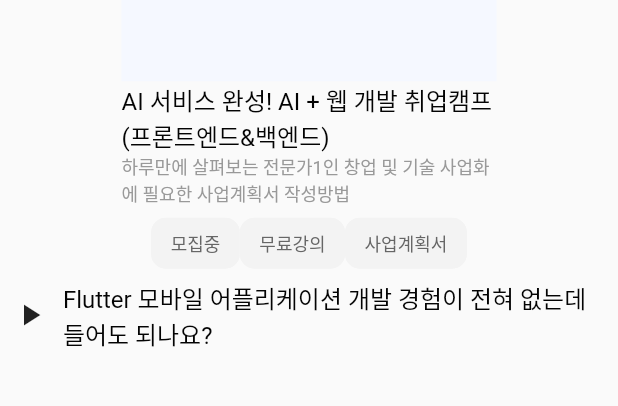
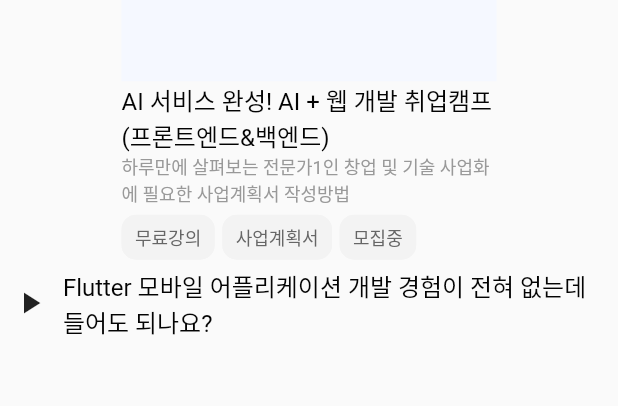
Before and after one commit to name27/sfac-design, a Flutter app: the screen it shows after launch, on a phone screen of 412 x 824 dp, the part 310-716 px from its top. Run offline on Flutter 3.47's test engine with Material 2 defaults, Android fonts, the phone set to English and light mode, and no system bars; drawn by our look-alikes of getwidget; our stand-ins replace flutter_svg; missing offline and left inert: dart:ffi; Roboto replaces fonts that are missing (PretendardBold, PretendardMedium, PretendardRegular).

Commit message:
키워드 카드 속성 추가 및 수정

```diff
--- a/lib/main.dart
+++ b/lib/main.dart
@@ -26,6 +26,7 @@ class MyApp extends StatelessWidget {
                 GFButton(onPressed: () {}),
                 Cards(
                   width: 250,
+                  keyword: ['무료강의','사업계획서', '모집중'].map((e) => Text(e)).toList(),
                   title: Text('AI 서비스 완성! AI + 웹 개발 취업캠프(프론트엔드&백엔드)'),
                   subtitle: Text('하루만에 살펴보는 전문가1인 창업 및 기술 사업화에 필요한 사업계획서 작성방법'),
                 ),
--- a/lib/widget/card.dart
+++ b/lib/widget/card.dart
@@ -15,12 +15,13 @@ class Cards extends StatelessWidget {
       this.imageHeight = 145,
       this.titleTextStyle,
       this.subtitleTextStyle,
-      this.ketword,
+      this.keyword,
       this.imageTopRadius = 10,
       this.imageBottomRadius = 0,
       this.borderRadius = 10,
       this.outlineColor,
-      this.outlineWidth = 1.0});
+      this.outlineWidth = 1.0,
+      this.bottom});
   final Widget? image;
   final Widget? title;
   final Widget? subtitle;
@@ -29,16 +30,16 @@ class Cards extends StatelessWidget {
   final double imageHeight;
   final TextStyle? titleTextStyle;
   final TextStyle? subtitleTextStyle;
-  final List<Widget>? ketword;
+  final List<Widget?>? keyword;
   final double imageTopRadius;
   final double imageBottomRadius;
   final double borderRadius;
   final Color? outlineColor;
   final double outlineWidth;
+  final Widget? bottom;
 
   @override
   Widget build(BuildContext context) {
-    List<String> keywords = ['모집중', '무료강의', '사업계획서'];
     Widget? titleText;
     TextStyle? titleStyle;
     if (title != null) {
@@ -67,7 +68,9 @@ class Cards extends StatelessWidget {
       decoration:
           BoxDecoration(borderRadius: BorderRadius.circular(borderRadius)),
       child:
-          Column(mainAxisAlignment: MainAxisAlignment.spaceBetween, children: [
+          Column(
+            crossAxisAlignment: CrossAxisAlignment.start,
+            mainAxisAlignment: MainAxisAlignment.spaceBetween, children: [
         Container(
           width: width,
           height: imageHeight,
@@ -88,7 +91,8 @@ class Cards extends StatelessWidget {
         ),
         titleText ?? const SizedBox(),
         subtitleText ?? const SizedBox(),
-        Keyword(keyword: keywords.map((e) => Text(e)).toList())
+        Keyword(keyword: keyword ?? []),
+        bottom ?? const SizedBox()
       ]),
     );
   }
--- a/lib/widget/keyword.dart
+++ b/lib/widget/keyword.dart
@@ -11,7 +11,8 @@ class Keyword extends StatelessWidget {
       this.backgroundColor,
       this.outlineColor,
       this.textStyle,
-      this.outlineWidth  = 1.0});
+      this.outlineWidth = 1.0,
+      this.verticalMargin = -2});
   final List<Widget?> keyword;
   final TextStyle? textStyle;
   final double spacing;
@@ -19,6 +20,7 @@ class Keyword extends StatelessWidget {
   final Color? backgroundColor;
   final Color? outlineColor;
   final double outlineWidth;
+  final double verticalMargin;
 
   @override
   Widget build(BuildContext context) {
@@ -34,8 +36,12 @@ class Keyword extends StatelessWidget {
             ))
         .toList();
     return Wrap(
+        spacing: spacing,
         children: keywordText
             .map((e) => Chip(
+                  padding: EdgeInsets.zero,
+                  visualDensity:
+                      VisualDensity(horizontal: 0.0, vertical: verticalMargin),
                   label: e,
                   backgroundColor: backgroundColor ?? SfacColor.grayScale5,
                   shape: RoundedRectangleBorder(
```
